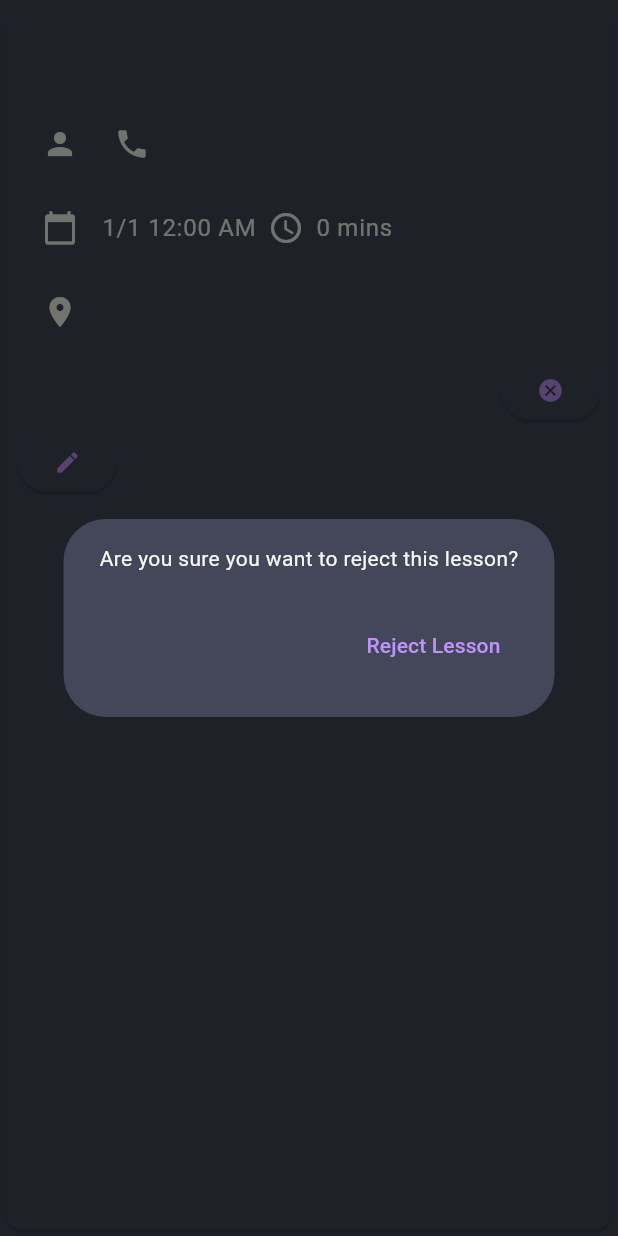
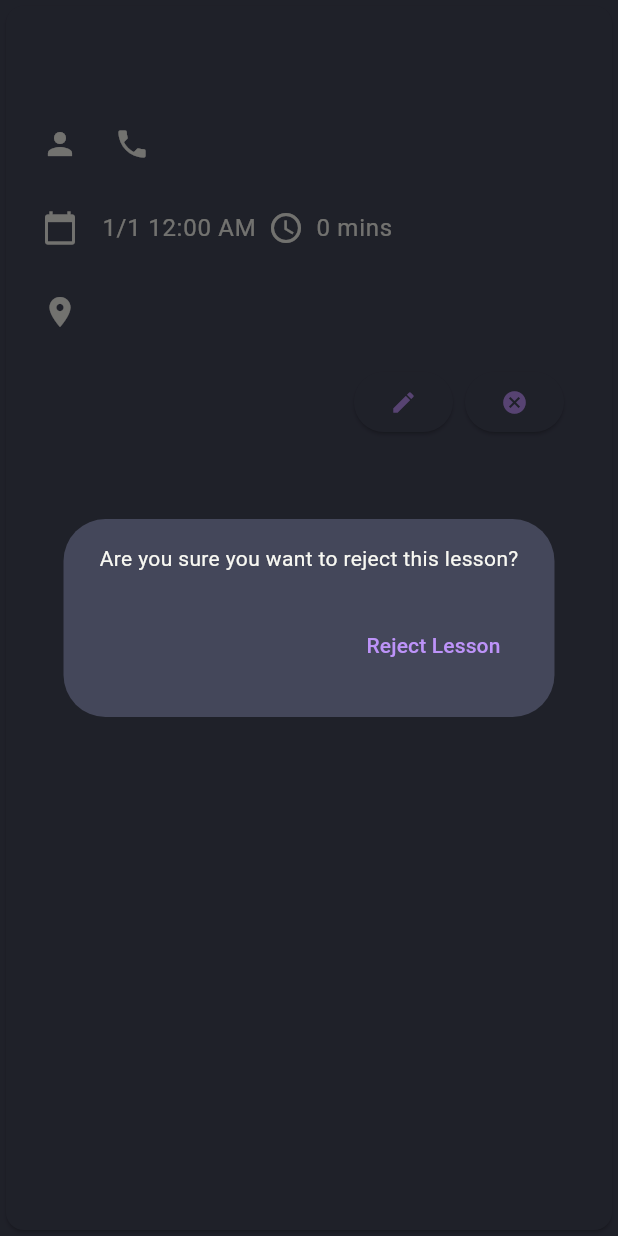
Before and after one commit to SimBoi/supreme-octo-eureka, a Flutter app: the LessonCard widget shown alone on an empty page, opened directly with empty values, after a tap on the "cancel" icon, on a phone screen of 412 x 824 dp. Run offline on Flutter 3.47's test engine with Material 3 defaults, Android fonts, the phone set to English and light mode, and no system bars; our stand-ins replace gap, shared_preferences; missing offline and left inert: flutter_timer_countdown, omni_datetime_picker; accounts and stored records are empty.

Commit message:
edit lesson link

```diff
--- a/lib/Widgets/lesson_card.dart
+++ b/lib/Widgets/lesson_card.dart
@@ -39,7 +39,11 @@ class LessonCard extends StatelessWidget {
       child: InkWell(
         onTap: () {
           if (!lesson.isPending) {
+            try {
               launchUrl(Uri.parse(lesson.link));
+            } catch (e) {
+              appState.showErrorSnackBar(e.toString());
+            }
           }
         },
         child: Padding(
@@ -73,12 +77,14 @@ class LessonCard extends StatelessWidget {
                 ),
               ),
               if (lesson.isPending)
-                Center(
+                ListTile(
+                  title: Center(
                     child: Text(
                       'Lesson pending...\n A teacher will be assigned soon',
                       textAlign: TextAlign.center,
                       style: Theme.of(context).textTheme.bodyMedium?.copyWith(
                             color: Theme.of(context).disabledColor,
+                          ),
                     ),
                   ),
                 )
@@ -87,9 +93,9 @@ class LessonCard extends StatelessWidget {
                   leading: const Icon(Icons.location_on),
                   title: Text(lesson.link),
                 ),
-              if (isCustomer)
-                Align(
-                  alignment: Alignment.bottomRight,
+              ListTile(
+                title: isCustomer
+                    ? Align(
                         child: ElevatedButton(
                           onPressed: () {
                             appState.showAlertDialog(
@@ -108,10 +114,35 @@ class LessonCard extends StatelessWidget {
                           child: const Icon(Icons.cancel),
                         ),
                       )
-              else ...[
-                Align(
-                  alignment: Alignment.bottomRight,
-                  child: ElevatedButton(
+                    : Row(
+                        mainAxisAlignment: MainAxisAlignment.end,
+                        children: [
+                          if (!lesson.isPending) ...[
+                            ElevatedButton(
+                              onPressed: () {
+                                appState.showInputDialog(
+                                  message: 'Enter the link for the virtual lesson:',
+                                  onSubmit: (link) {
+                                    appState.showAlertDialog(
+                                      content: const Text('Are you sure you want to edit this lesson?'),
+                                      actions: [
+                                        TextButton(
+                                          onPressed: () {
+                                            editLessonLink(lesson, link, appState);
+                                            Navigator.of(appState.navigatorKey.currentContext!).pop();
+                                          },
+                                          child: const Text('Edit Link'),
+                                        ),
+                                      ],
+                                    );
+                                  },
+                                );
+                              },
+                              child: const Icon(Icons.edit),
+                            ),
+                            const Gap(8),
+                          ],
+                          ElevatedButton(
                             onPressed: () {
                               if (lesson.isPending) {
                                 appState.showInputDialog(
@@ -148,17 +179,9 @@ class LessonCard extends StatelessWidget {
                             },
                             child: lesson.isPending ? const Text('Accept') : const Icon(Icons.cancel),
                           ),
-                ),
-                Align(
-                  alignment: Alignment.bottomLeft,
-                  child: ElevatedButton(
-                    onPressed: () {
-                      // Edit link logic here
-                    },
-                    child: const Icon(Icons.edit),
+                        ],
                       ),
               ),
-              ],
             ],
           ),
         ),
```
Also changed, not shown: lib/booking_logic.dart (+49 -0 lines). Lines whose indentation alone changed are shown as unchanged.
